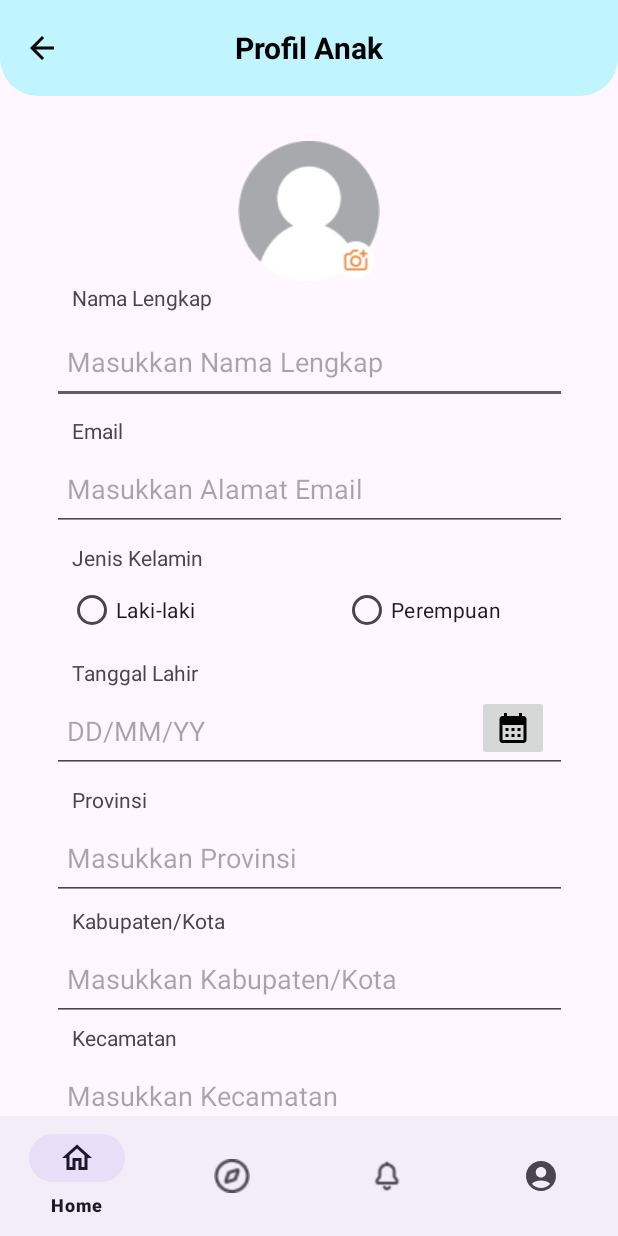
After one commit to luhihsan/LilMile, an Android app: the layout activity_edit_profil.xml on its own in the app's theme, with its tools: preview values and no code run, on a phone screen of 412 x 824 dp. The commit adds this screen. Run offline under Robolectric (Android 15) with nearby library versions, the phone set to English and light mode, and no system bars.

Commit message:
tampilan edit profil

```diff
--- /dev/null
+++ b/app/src/main/res/layout/activity_edit_profil.xml
@@ -0,0 +1,292 @@
+<?xml version="1.0" encoding="utf-8"?>
+<RelativeLayout
+    xmlns:android="http://schemas.android.com/apk/res/android"
+    xmlns:app="http://schemas.android.com/apk/res-auto"
+    xmlns:tools="http://schemas.android.com/tools"
+    android:layout_width="match_parent"
+    android:layout_height="match_parent"
+    tools:context="MainActivity">
+
+    <androidx.coordinatorlayout.widget.CoordinatorLayout
+        android:layout_width="match_parent"
+        android:layout_height="match_parent">
+
+        <com.google.android.material.appbar.AppBarLayout
+            android:layout_width="match_parent"
+            android:layout_height="wrap_content"
+            android:background="@drawable/appbar_background">
+            <com.google.android.material.appbar.MaterialToolbar
+                android:id="@+id/topAppBar"
+                android:layout_width="match_parent"
+                android:layout_height="?attr/actionBarSize"
+                app:navigationIcon="@drawable/arrow_back_"
+                tools:layout_editor_absoluteX="6dp"
+                tools:layout_editor_absoluteY="-2dp">
+
+                <TextView
+                    android:id="@+id/toolbar_title"
+                    android:layout_width="wrap_content"
+                    android:layout_height="wrap_content"
+                    android:layout_gravity="center"
+                    android:text="Profil Anak"
+                    android:textColor="@android:color/black"
+                    android:textSize="20sp"
+                    android:textStyle="bold" />
+            </com.google.android.material.appbar.MaterialToolbar>
+        </com.google.android.material.appbar.AppBarLayout>
+
+        <androidx.core.widget.NestedScrollView
+            android:layout_width="match_parent"
+            android:layout_height="700dp"
+            android:fillViewport="true"
+            app:layout_behavior="@string/appbar_scrolling_view_behavior">
+
+            <androidx.constraintlayout.widget.ConstraintLayout
+                android:layout_width="match_parent"
+                android:layout_height="wrap_content">
+
+                <ImageView
+                    android:id="@+id/ava"
+                    android:layout_width="129dp"
+                    android:layout_height="93dp"
+                    android:layout_marginTop="30dp"
+                    app:layout_constraintEnd_toEndOf="parent"
+                    app:layout_constraintStart_toStartOf="parent"
+                    app:layout_constraintTop_toTopOf="parent"
+                    app:srcCompat="@drawable/ava"
+                    tools:ignore="ImageContrastCheck" />
+
+                <TextView
+                    android:id="@+id/txtNamaLengkap"
+                    android:layout_width="wrap_content"
+                    android:layout_height="wrap_content"
+                    android:layout_marginStart="48dp"
+                    android:layout_marginTop="1dp"
+                    android:text="@string/nama_lengkap"
+                    app:layout_constraintStart_toStartOf="parent"
+                    app:layout_constraintTop_toBottomOf="@+id/ava" />
+
+                <EditText
+                    android:id="@+id/edtfullName"
+                    android:layout_width="343dp"
+                    android:layout_height="56dp"
+                    android:layout_marginTop="5dp"
+                    android:hint="@string/fill_namalengkap"
+                    android:paddingStart="10dp"
+                    android:paddingEnd="1dp"
+                    app:layout_constraintEnd_toEndOf="parent"
+                    app:layout_constraintStart_toStartOf="parent"
+                    app:layout_constraintTop_toBottomOf="@+id/txtNamaLengkap" />
+
+                <TextView
+                    android:id="@+id/txtEmail"
+                    android:layout_width="wrap_content"
+                    android:layout_height="wrap_content"
+                    android:layout_marginStart="48dp"
+                    android:layout_marginTop="8dp"
+                    android:text="@string/email"
+                    app:layout_constraintStart_toStartOf="parent"
+                    app:layout_constraintTop_toBottomOf="@+id/edtfullName" />
+
+                <EditText
+                    android:id="@+id/edtEmail"
+                    android:layout_width="343dp"
+                    android:layout_height="56dp"
+                    android:layout_marginTop="1dp"
+                    android:hint="@string/fill_email"
+                    android:paddingStart="10dp"
+                    app:layout_constraintEnd_toEndOf="parent"
+                    app:layout_constraintStart_toStartOf="parent"
+                    app:layout_constraintTop_toBottomOf="@+id/txtEmail" />
+
+                <TextView
+                    android:id="@+id/txtJenisKelamin"
+                    android:layout_width="wrap_content"
+                    android:layout_height="wrap_content"
+                    android:layout_marginTop="8dp"
+                    android:text="@string/jenis_kelamin"
+                    app:layout_constraintEnd_toEndOf="parent"
+                    app:layout_constraintHorizontal_bias="0.148"
+                    app:layout_constraintStart_toStartOf="parent"
+                    app:layout_constraintTop_toBottomOf="@+id/edtEmail" />
+
+                <RadioGroup
+                    android:id="@+id/radioGroupGender"
+                    android:layout_width="match_parent"
+                    android:layout_height="wrap_content"
+                    android:layout_marginTop="1dp"
+                    android:paddingStart="45dp"
+                    app:layout_constraintEnd_toEndOf="parent"
+                    app:layout_constraintHorizontal_bias="0.5"
+                    app:layout_constraintStart_toStartOf="parent"
+                    app:layout_constraintTop_toBottomOf="@+id/txtJenisKelamin">
+
+                    <LinearLayout
+                        android:layout_width="match_parent"
+                        android:layout_height="wrap_content"
+                        android:orientation="horizontal">
+
+                        <RadioButton
+                            android:id="@+id/radioButtonLK"
+                            android:layout_width="0dp"
+                            android:layout_height="48dp"
+                            android:layout_weight="1"
+                            android:text="@string/laki_laki" />
+
+                        <RadioButton
+                            android:id="@+id/radioButtonPR"
+                            android:layout_width="0dp"
+                            android:layout_height="48dp"
+                            android:layout_weight="1"
+                            android:text="@string/perempuan" />
+
+                    </LinearLayout>
+
+                </RadioGroup>
+                <TextView
+                    android:id="@+id/txtTanggalLahir"
+                    android:layout_width="wrap_content"
+                    android:layout_height="wrap_content"
+                    android:layout_marginStart="48dp"
+                    android:layout_marginTop="8dp"
+                    android:text="@string/tanggal_lahir"
+                    app:layout_constraintStart_toStartOf="parent"
+                    app:layout_constraintTop_toBottomOf="@+id/radioGroupGender" />
+
+                <EditText
+                    android:id="@+id/edtTanggal"
+                    android:layout_width="343dp"
+                    android:layout_height="56dp"
+                    android:layout_marginTop="1dp"
+                    android:hint="@string/dd_mm_yy"
+                    android:clickable="false"
+                    android:focusable="false"
+                    android:paddingStart="10dp"
+                    app:layout_constraintEnd_toEndOf="parent"
+                    app:layout_constraintStart_toStartOf="parent"
+                    app:layout_constraintTop_toBottomOf="@+id/txtTanggalLahir" />
+
+                <ImageButton
+                    android:id="@+id/imageButtonTanggal"
+                    android:layout_width="wrap_content"
+                    android:layout_height="wrap_content"
+                    android:layout_marginTop="4dp"
+                    app:layout_constraintEnd_toEndOf="@+id/edtTanggal"
+                    app:layout_constraintHorizontal_bias="0.959"
+                    app:layout_constraintStart_toStartOf="@+id/edtTanggal"
+                    app:layout_constraintTop_toTopOf="@+id/edtTanggal"
+                    app:srcCompat="@drawable/calendar_icon"
+                    tools:ignore="MissingConstraints"
+                    android:onClick="fSetTanggal"/>
+
+                <TextView
+                    android:id="@+id/txtProv"
+                    android:layout_width="wrap_content"
+                    android:layout_height="wrap_content"
+                    android:layout_marginStart="48dp"
+                    android:layout_marginTop="8dp"
+                    android:text="@string/provinsi"
+                    app:layout_constraintStart_toStartOf="parent"
+                    app:layout_constraintTop_toBottomOf="@+id/edtTanggal" />
+
+                <EditText
+                    android:id="@+id/editProv"
+                    android:layout_width="343dp"
+                    android:layout_height="56dp"
+                    android:layout_marginTop="1dp"
+                    android:hint="@string/fill_provinsi"
+                    android:paddingStart="10dp"
+                    app:layout_constraintEnd_toEndOf="parent"
+                    app:layout_constraintStart_toStartOf="parent"
+                    app:layout_constraintTop_toBottomOf="@+id/txtProv" />
+
+                <TextView
+                    android:id="@+id/txtKab_Kota"
+                    android:layout_width="wrap_content"
+                    android:layout_height="wrap_content"
+                    android:layout_marginStart="48dp"
+                    android:layout_marginTop="4dp"
+                    android:text="@string/kabupaten_kota"
+                    app:layout_constraintStart_toStartOf="parent"
+                    app:layout_constraintTop_toBottomOf="@+id/editProv" />
+
+                <EditText
+                    android:id="@+id/editKab_Kota"
+                    android:layout_width="343dp"
+                    android:layout_height="56dp"
+                    android:layout_marginTop="1dp"
+                    android:hint="@string/fill_kabupaten_kota"
+                    android:paddingStart="10dp"
+                    app:layout_constraintEnd_toEndOf="parent"
+                    app:layout_constraintStart_toStartOf="parent"
+                    app:layout_constraintTop_toBottomOf="@+id/txtKab_Kota" />
+
+                <TextView
+                    android:id="@+id/txtKec"
+                    android:layout_width="wrap_content"
+                    android:layout_height="wrap_content"
+                    android:layout_marginStart="48dp"
+                    android:layout_marginTop="1dp"
+                    android:text="@string/kecamatan"
+                    app:layout_constraintStart_toStartOf="parent"
+                    app:layout_constraintTop_toBottomOf="@+id/editKab_Kota" />
+
+                <EditText
+                    android:id="@+id/editKec"
+                    android:layout_width="343dp"
+                    android:layout_height="56dp"
+                    android:layout_marginTop="1dp"
+                    android:hint="@string/fill_kecamatan"
+                    android:paddingStart="10dp"
+                    app:layout_constraintEnd_toEndOf="parent"
+                    app:layout_constraintStart_toStartOf="parent"
+                    app:layout_constraintTop_toBottomOf="@+id/txtKec" />
+
+                <TextView
+                    android:id="@+id/txtAlamat"
+                    android:layout_width="wrap_content"
+                    android:layout_height="wrap_content"
+                    android:layout_marginStart="48dp"
+                    android:layout_marginTop="4dp"
+                    android:text="@string/alamat"
+                    app:layout_constraintStart_toStartOf="parent"
+                    app:layout_constraintTop_toBottomOf="@+id/editKec" />
+
+                <EditText
+                    android:id="@+id/editAlamat"
+                    android:layout_width="343dp"
+                    android:layout_height="56dp"
+                    android:layout_marginTop="1dp"
+                    android:hint="@string/fill_alamat"
+                    android:paddingStart="10dp"
+                    app:layout_constraintEnd_toEndOf="parent"
+                    app:layout_constraintStart_toStartOf="parent"
+                    app:layout_constraintTop_toBottomOf="@+id/txtAlamat" />
+
+                <Button
+                    android:id="@+id/buttonSave"
+                    android:layout_width="300dp"
+                    android:layout_height="wrap_content"
+                    android:layout_marginTop="20dp"
+                    android:layout_marginBottom="150dp"
+                    android:backgroundTint="#4287f5"
+                    android:text="@string/simpan_perubahan"
+                    app:layout_constraintEnd_toEndOf="parent"
+                    app:layout_constraintStart_toStartOf="parent"
+                    app:layout_constraintTop_toBottomOf="@+id/editAlamat" />
+
+            </androidx.constraintlayout.widget.ConstraintLayout>
+
+        </androidx.core.widget.NestedScrollView>
+
+        <com.google.android.material.bottomnavigation.BottomNavigationView
+            android:layout_width="match_parent"
+            android:layout_height="wrap_content"
+            android:layout_gravity="bottom"
+            app:menu="@menu/bottom_nav_menu" >
+
+        </com.google.android.material.bottomnavigation.BottomNavigationView>
+
+    </androidx.coordinatorlayout.widget.CoordinatorLayout>
+
+</RelativeLayout>
--- a/app/src/main/res/layout/activity_registrasi_anak.xml
+++ b/app/src/main/res/layout/activity_registrasi_anak.xml
@@ -1,9 +1,9 @@
 <?xml version="1.0" encoding="utf-8"?>
-<ScrollView
-    xmlns:android="http://schemas.android.com/apk/res/android"
+<ScrollView xmlns:android="http://schemas.android.com/apk/res/android"
     android:layout_width="match_parent"
     android:layout_height="match_parent"
     xmlns:tools="http://schemas.android.com/tools"
+    xmlns:app="http://schemas.android.com/apk/res-auto"
     tools:context=".Registrasi_anak">
 
 
@@ -30,7 +30,7 @@
                     android:layout_width="96dp"
                     android:layout_height="96dp"
                     android:layout_gravity="center_horizontal"
-                    />
+                    app:srcCompat="@drawable/ava"/>
 
                 <TextView
                     android:layout_width="wrap_content"
--- a/app/src/main/res/layout/activity_reservasi_dokter.xml
+++ b/app/src/main/res/layout/activity_reservasi_dokter.xml
@@ -48,8 +48,6 @@
                     android:layout_width="343dp"
                     android:layout_height="56dp"
                     android:layout_marginTop="5dp"
-                    android:background="@drawable/edittext_background"
-                    android:foreground="@drawable/edittext_stroke"
                     android:hint="Masukkan Nama Lengkap"
                     android:paddingStart="10dp"
                     android:paddingEnd="1dp"
@@ -72,8 +70,6 @@
                     android:layout_width="343dp"
                     android:layout_height="56dp"
                     android:layout_marginTop="3dp"
-                    android:background="@drawable/edittext_background"
-                    android:foreground="@drawable/edittext_stroke"
                     android:hint="Masukkan Email/Nomor Telpon"
                     android:paddingStart="10dp"
                     android:paddingEnd="1dp"
@@ -139,8 +135,6 @@
                     android:layout_width="343dp"
                     android:layout_height="56dp"
                     android:layout_marginTop="3dp"
-                    android:background="@drawable/edittext_background"
-                    android:foreground="@drawable/edittext_stroke"
                     android:hint="dd_mm_yy"
                     android:clickable="false"
                     android:focusable="false"
```
